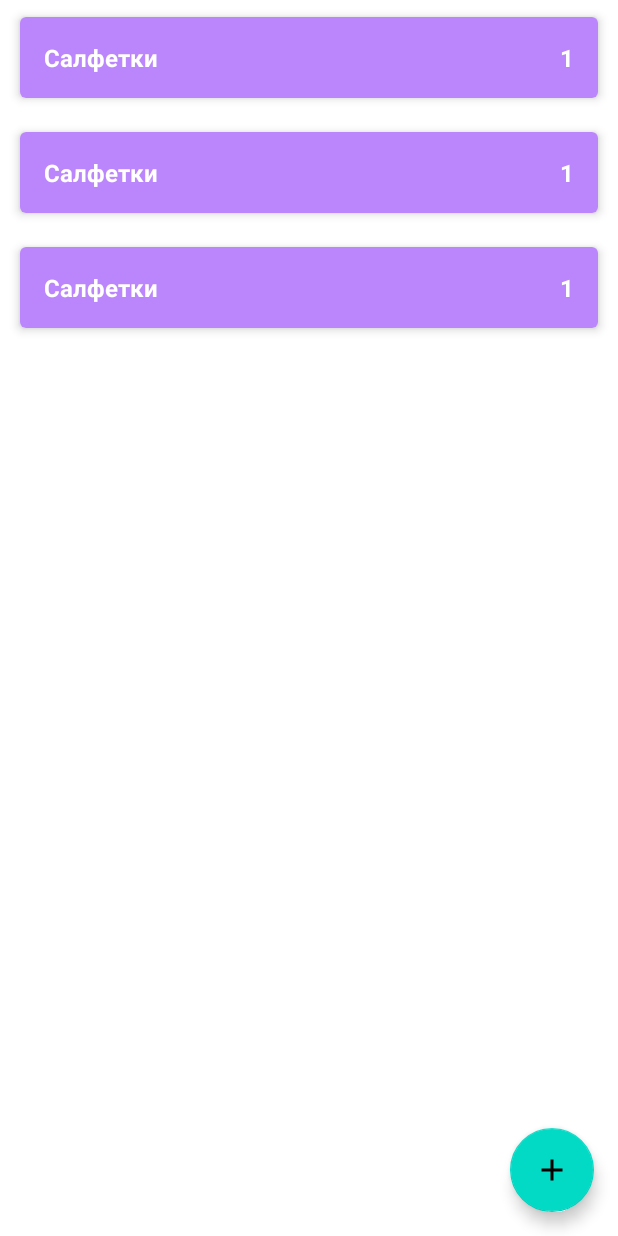
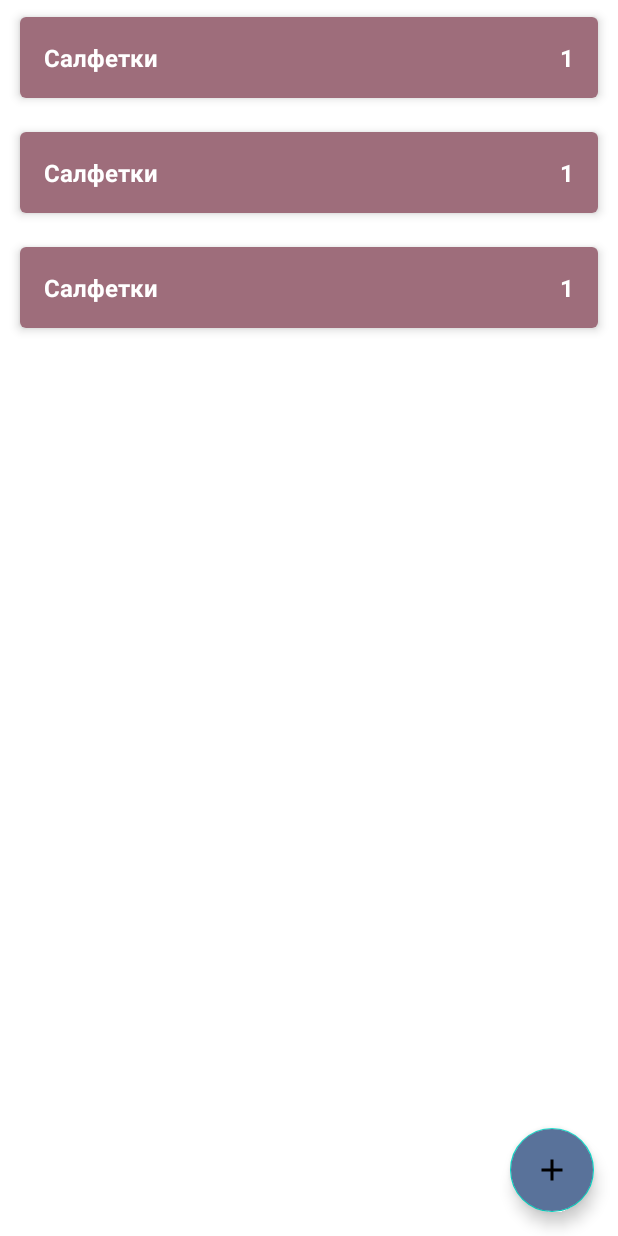
Before and after one commit to MVN1101/ShoppingList, an Android app: the layout activity_main.xml on its own in the app's theme, with its tools: preview values and no code run, on a phone screen of 412 x 824 dp. Run offline under Robolectric (Android 15) with nearby library versions, the phone set to English and light mode, and no system bars.

Commit message:
change colors

```diff
--- a/app/src/main/AndroidManifest.xml
+++ b/app/src/main/AndroidManifest.xml
@@ -6,10 +6,10 @@
         android:allowBackup="true"
         android:dataExtractionRules="@xml/data_extraction_rules"
         android:fullBackupContent="@xml/backup_rules"
-        android:icon="@mipmap/ic_launcher"
+        android:icon="@mipmap/icon"
         android:name=".presentation.ShopApplication"
         android:label="@string/app_name"
-        android:roundIcon="@mipmap/ic_launcher_round"
+        android:roundIcon="@mipmap/icon"
         android:supportsRtl="true"
         android:theme="@style/Theme.ShoppingList"
         tools:targetApi="31">
--- a/app/src/main/res/layout/activity_main.xml
+++ b/app/src/main/res/layout/activity_main.xml
@@ -26,6 +26,7 @@
         android:clickable="true"
         android:contentDescription="@string/add_shop_item_content_description"
         android:focusable="true"
+        android:backgroundTint="@color/blue"
         app:layout_constraintBottom_toBottomOf="parent"
         app:layout_constraintEnd_toEndOf="parent"
         app:srcCompat="@drawable/ic_add" />
--- a/app/src/main/res/layout/item_shop_enabled.xml
+++ b/app/src/main/res/layout/item_shop_enabled.xml
@@ -15,7 +15,7 @@
     <LinearLayout
         android:layout_width="match_parent"
         android:layout_height="wrap_content"
-        android:background="@color/purple_200"
+        android:background="@color/dust_pink"
         android:orientation="horizontal"
         android:padding="16dp">
 
--- a/app/src/main/res/values/colors.xml
+++ b/app/src/main/res/values/colors.xml
@@ -7,4 +7,7 @@
     <color name="teal_700">#FF018786</color>
     <color name="black">#FF000000</color>
     <color name="white">#FFFFFFFF</color>
+    <color name="violet_blue">#31466B</color>
+    <color name="blue">#59729A</color>
+    <color name="dust_pink">#9E6D7B</color>
 </resources>
--- a/app/src/main/res/values/themes.xml
+++ b/app/src/main/res/values/themes.xml
@@ -2,8 +2,8 @@
     <!-- Base application theme. -->
     <style name="Theme.ShoppingList" parent="Theme.MaterialComponents.DayNight.DarkActionBar">
         <!-- Primary brand color. -->
-        <item name="colorPrimary">@color/purple_500</item>
-        <item name="colorPrimaryVariant">@color/purple_700</item>
+        <item name="colorPrimary">@color/blue</item>
+        <item name="colorPrimaryVariant">@color/violet_blue</item>
         <item name="colorOnPrimary">@color/white</item>
         <!-- Secondary brand color. -->
         <item name="colorSecondary">@color/teal_200</item>
```
Also changed, not shown: app/src/main/res/mipmap-hdpi/icon.webp (added).
